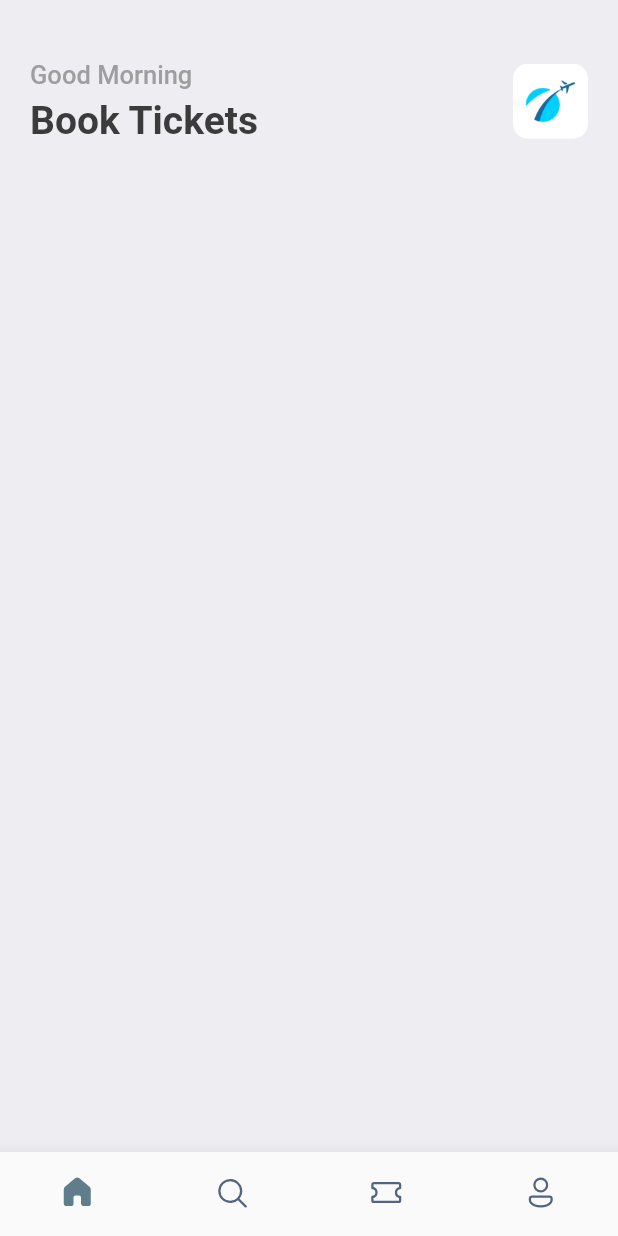
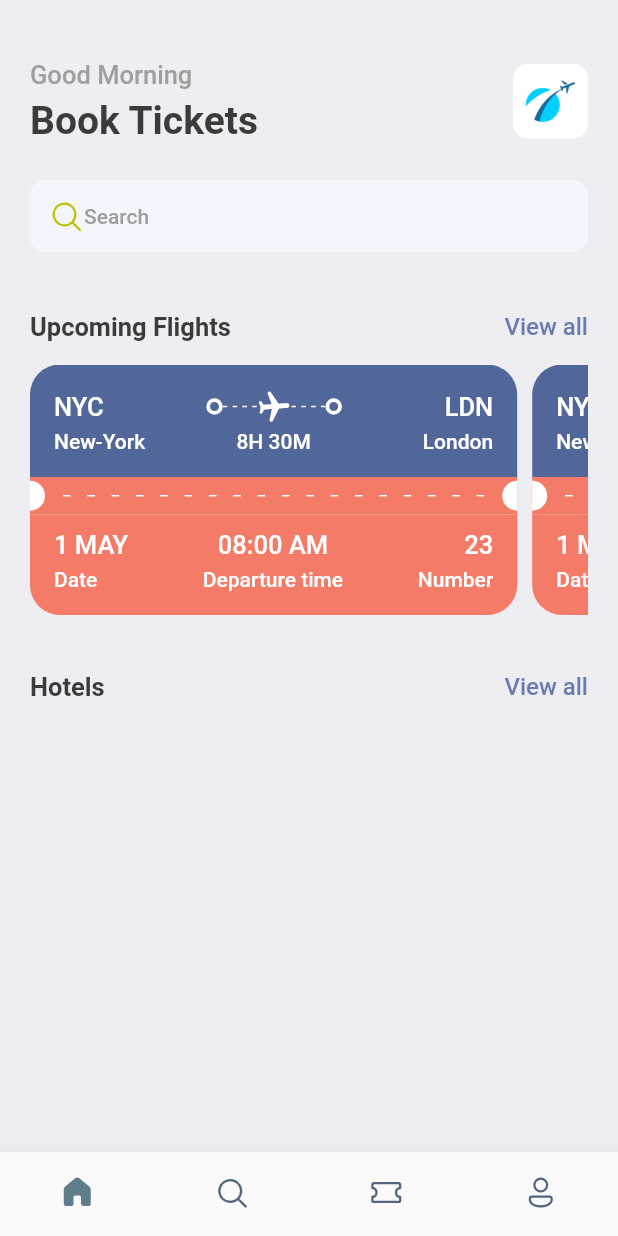
Before and after one commit to abfarukkara/ticket-booking-app, a Flutter app: the screen it shows after launch, on a phone screen of 412 x 824 dp. Run offline on Flutter 3.47's test engine with Material 2 defaults, Android fonts, the light colour scheme and no system bars; our stand-ins replace fluentui_icons, gap.

Commit message:
added ticket-views

```diff
--- a/lib/screens/bottom_bar.dart
+++ b/lib/screens/bottom_bar.dart
@@ -12,11 +12,11 @@ class BottomBar extends StatefulWidget {
 class _BottomBarState extends State<BottomBar> {
   var _selectedIndex = 0;
 
-  static final _widgetOptions = <Widget>[
-    const HomeScreen(),
-    const Text('Search'),
-    const Text('Tickets'),
-    const Text('Profile'),
+  static const _widgetOptions = <Widget>[
+    HomeScreen(),
+    Text('Search'),
+    Text('Tickets'),
+    Text('Profile'),
   ];
 
   void _onItemTapped(int index) {
--- a/lib/screens/home_screen.dart
+++ b/lib/screens/home_screen.dart
@@ -1,5 +1,7 @@
+import 'package:fluentui_icons/fluentui_icons.dart';
 import 'package:flutter/material.dart';
 import 'package:gap/gap.dart';
+import 'package:ticketbookingapp/screens/ticket_view.dart';
 
 import '../utils/app_styles.dart';
 
@@ -12,7 +14,7 @@ class HomeScreen extends StatelessWidget {
       body: ListView(
         children: [
           const Gap(40),
-          Container(
+          Padding(
             padding: const EdgeInsets.symmetric(horizontal: 20),
             child: Column(
               children: [
@@ -45,7 +47,82 @@ class HomeScreen extends StatelessWidget {
                       ),
                     )
                   ],
-                )
+                ),
+                const Gap(25),
+                Container(
+                  padding: const EdgeInsets.symmetric(
+                    horizontal: 12,
+                    vertical: 12,
+                  ),
+                  decoration: BoxDecoration(
+                    borderRadius: BorderRadius.circular(10),
+                    color: const Color(0xFFF4F6FD),
+                  ),
+                  child: Row(
+                    children: const [
+                      Icon(
+                        FluentSystemIcons.ic_fluent_search_regular,
+                        color: Color(0xFFBFC205),
+                      ),
+                      Text(
+                        'Search',
+                        style: Styles.headlineStyle4,
+                      )
+                    ],
+                  ),
+                ),
+                const Gap(40),
+                Row(
+                  mainAxisAlignment: MainAxisAlignment.spaceBetween,
+                  children: [
+                    const Text(
+                      'Upcoming Flights',
+                      style: Styles.headlineStyle2,
+                    ),
+                    InkWell(
+                      onTap: () => print('You are tapped'),
+                      child: Text(
+                        'View all',
+                        style: Styles.textStyle.copyWith(
+                          color: Styles.primaryColor,
+                        ),
+                      ),
+                    ),
+                  ],
+                ),
+                const Gap(15),
+                SizedBox(
+                  height: 190,
+                  width: double.infinity,
+                  child: PageView(
+                    physics: const BouncingScrollPhysics(),
+                    padEnds: false,
+                    controller: PageController(viewportFraction: 0.90),
+                    children: const [
+                      TicketView(),
+                      TicketView(),
+                    ],
+                  ),
+                ),
+                const Gap(15),
+                Row(
+                  mainAxisAlignment: MainAxisAlignment.spaceBetween,
+                  children: [
+                    const Text(
+                      'Hotels',
+                      style: Styles.headlineStyle2,
+                    ),
+                    InkWell(
+                      onTap: () => print('You are tapped'),
+                      child: Text(
+                        'View all',
+                        style: Styles.textStyle.copyWith(
+                          color: Styles.primaryColor,
+                        ),
+                      ),
+                    ),
+                  ],
+                ),
               ],
             ),
           )
--- /dev/null
+++ b/lib/screens/hotel_screen.dart
@@ -0,0 +1,12 @@
+import 'package:flutter/cupertino.dart';
+import 'package:flutter/src/foundation/key.dart';
+import 'package:flutter/src/widgets/framework.dart';
+
+class HotelScreen extends StatelessWidget {
+  const HotelScreen({Key? key}) : super(key: key);
+
+  @override
+  Widget build(BuildContext context) {
+    return Container();
+  }
+}
--- /dev/null
+++ b/lib/screens/ticket_view.dart
@@ -0,0 +1,274 @@
+import 'package:flutter/material.dart';
+import 'package:gap/gap.dart';
+import 'package:ticketbookingapp/utils/app_layout.dart';
+import 'package:ticketbookingapp/widgets/thick_container.dart';
+
+import '../utils/app_styles.dart';
+
+class TicketView extends StatelessWidget {
+  const TicketView({Key? key}) : super(key: key);
+
+  @override
+  Widget build(BuildContext context) {
+    final size = AppLayout.getSize(context);
+    return SizedBox(
+      width: size.width,
+      height: 200,
+      child: Padding(
+        padding: const EdgeInsets.only(
+          right: 10,
+        ),
+        child: Column(
+          children: [
+            //showing the blue part of the ticket
+            Container(
+              padding: const EdgeInsets.all(16),
+              decoration: const BoxDecoration(
+                color: Color(0xFF526799),
+                borderRadius: BorderRadius.vertical(
+                  top: Radius.circular(20),
+                ),
+              ),
+              child: Column(
+                children: [
+                  Row(
+                    children: [
+                      Text(
+                        'NYC',
+                        style: Styles.headlineStyle3.copyWith(
+                          color: Colors.white,
+                        ),
+                      ),
+                      const Spacer(),
+                      const ThickContainer(),
+                      Expanded(
+                        child: Stack(
+                          children: [
+                            SizedBox(
+                              height: 24,
+                              child: LayoutBuilder(
+                                builder: (
+                                  BuildContext context,
+                                  BoxConstraints constraints,
+                                ) {
+                                  return Flex(
+                                    direction: Axis.horizontal,
+                                    mainAxisAlignment:
+                                        MainAxisAlignment.spaceBetween,
+                                    mainAxisSize: MainAxisSize.max,
+                                    children: List.generate(
+                                      (constraints.constrainWidth() / 6)
+                                          .floor(),
+                                      (index) => const SizedBox(
+                                        width: 3,
+                                        height: 1,
+                                        child: DecoratedBox(
+                                          decoration: BoxDecoration(
+                                            color: Colors.white,
+                                          ),
+                                        ),
+                                      ),
+                                    ),
+                                  );
+                                },
+                              ),
+                            ),
+                            Center(
+                              child: Transform.rotate(
+                                angle: 1.5,
+                                child: const Icon(
+                                  Icons.local_airport_rounded,
+                                  color: Colors.white,
+                                ),
+                              ),
+                            ),
+                          ],
+                        ),
+                      ),
+                      const ThickContainer(),
+                      const Spacer(),
+                      Text(
+                        'LDN',
+                        style: Styles.headlineStyle3.copyWith(
+                          color: Colors.white,
+                        ),
+                      ),
+                    ],
+                  ),
+                  const Gap(3),
+                  Row(
+                    mainAxisAlignment: MainAxisAlignment.spaceBetween,
+                    children: [
+                      SizedBox(
+                        width: 100,
+                        child: Text(
+                          'New-York',
+                          style: Styles.headlineStyle4.copyWith(
+                            color: Colors.white,
+                          ),
+                        ),
+                      ),
+                      Text(
+                        '8H 30M',
+                        style: Styles.headlineStyle4.copyWith(
+                          color: Colors.white,
+                        ),
+                      ),
+                      SizedBox(
+                        width: 100,
+                        child: Text(
+                          'London',
+                          textAlign: TextAlign.end,
+                          style: Styles.headlineStyle4.copyWith(
+                            color: Colors.white,
+                          ),
+                        ),
+                      ),
+                    ],
+                  ),
+                ],
+              ),
+            ),
+            //showing the orange middle part of the ticket
+            Container(
+              color: Styles.orangeColor,
+              child: Row(
+                children: [
+                  const SizedBox(
+                    height: 20,
+                    width: 10,
+                    child: DecoratedBox(
+                      decoration: BoxDecoration(
+                        borderRadius: BorderRadius.horizontal(
+                          right: Radius.circular(20),
+                        ),
+                        color: Colors.white,
+                      ),
+                    ),
+                  ),
+                  Expanded(
+                    child: Padding(
+                      padding: const EdgeInsets.all(12.0),
+                      child: LayoutBuilder(
+                        builder:
+                            (BuildContext context, BoxConstraints constraints) {
+                          return Flex(
+                            direction: Axis.horizontal,
+                            mainAxisAlignment: MainAxisAlignment.spaceBetween,
+                            mainAxisSize: MainAxisSize.max,
+                            children: List.generate(
+                              (constraints.constrainWidth() / 15).floor(),
+                              (index) => const SizedBox(
+                                height: 1,
+                                width: 5,
+                                child: DecoratedBox(
+                                  decoration: BoxDecoration(
+                                    color: Colors.white,
+                                  ),
+                                ),
+                              ),
+                            ),
+                          );
+                        },
+                      ),
+                    ),
+                  ),
+                  const SizedBox(
+                    height: 20,
+                    width: 10,
+                    child: DecoratedBox(
+                      decoration: BoxDecoration(
+                        borderRadius: BorderRadius.horizontal(
+                          left: Radius.circular(20),
+                        ),
+                        color: Colors.white,
+                      ),
+                    ),
+                  ),
+                ],
+              ),
+            ),
+            //showing the orange bottom part of the ticket
+            Container(
+              padding: const EdgeInsets.only(
+                left: 16,
+                right: 16,
+                top: 10,
+                bottom: 16,
+              ),
+              decoration: const BoxDecoration(
+                color: Styles.orangeColor,
+                borderRadius: BorderRadius.vertical(
+                  bottom: Radius.circular(20),
+                ),
+              ),
+              child: Column(
+                children: [
+                  Row(
+                    mainAxisAlignment: MainAxisAlignment.spaceBetween,
+                    children: [
+                      Column(
+                        crossAxisAlignment: CrossAxisAlignment.start,
+                        children: [
+                          Text(
+                            '1 MAY',
+                            style: Styles.headlineStyle3.copyWith(
+                              color: Colors.white,
+                            ),
+                          ),
+                          const Gap(5),
+                          Text(
+                            'Date',
+                            style: Styles.headlineStyle4.copyWith(
+                              color: Colors.white,
+                            ),
+                          ),
+                        ],
+                      ),
+                      Column(
+                        crossAxisAlignment: CrossAxisAlignment.center,
+                        children: [
+                          Text(
+                            '08:00 AM',
+                            style: Styles.headlineStyle3.copyWith(
+                              color: Colors.white,
+                            ),
+                          ),
+                          const Gap(5),
+                          Text(
+                            'Departure time',
+                            style: Styles.headlineStyle4.copyWith(
+                              color: Colors.white,
+                            ),
+                          ),
+                        ],
+                      ),
+                      Column(
+                        crossAxisAlignment: CrossAxisAlignment.end,
+                        children: [
+                          Text(
+                            '23',
+                            style: Styles.headlineStyle3.copyWith(
+                              color: Colors.white,
+                            ),
+                          ),
+                          const Gap(5),
+                          Text(
+                            'Number',
+                            style: Styles.headlineStyle4.copyWith(
+                              color: Colors.white,
+                            ),
+                          ),
+                        ],
+                      )
+                    ],
+                  ),
+                ],
+              ),
+            )
+          ],
+        ),
+      ),
+    );
+  }
+}
--- /dev/null
+++ b/lib/utils/app_layout.dart
@@ -0,0 +1,5 @@
+import 'package:flutter/cupertino.dart';
+
+class AppLayout {
+  static Size getSize(BuildContext context) => MediaQuery.of(context).size;
+}
--- a/lib/utils/app_styles.dart
+++ b/lib/utils/app_styles.dart
@@ -6,7 +6,7 @@ class Styles {
   static const primaryColor = primary;
   static const textColor = Color(0xFF3b3b3b);
   static const bgColor = Color(0xFFeeedf2);
-  static const orangeColor = Color(0xFF526799);
+  static const orangeColor = Color(0xFFF37B67);
 
   static const textStyle = TextStyle(
     fontSize: 16,
--- /dev/null
+++ b/lib/widgets/thick_container.dart
@@ -0,0 +1,19 @@
+import 'package:flutter/material.dart';
+
+class ThickContainer extends StatelessWidget {
+  const ThickContainer({Key? key}) : super(key: key);
+
+  @override
+  Widget build(BuildContext context) {
+    return Container(
+      padding: const EdgeInsets.all(3.0),
+      decoration: BoxDecoration(
+        borderRadius: BorderRadius.circular(20),
+        border: Border.all(
+          width: 2.5,
+          color: Colors.white,
+        ),
+      ),
+    );
+  }
+}
```
